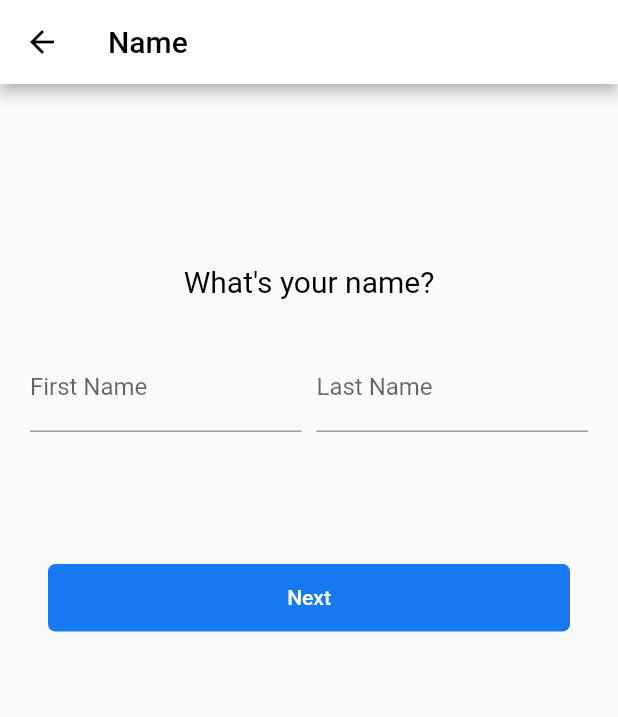
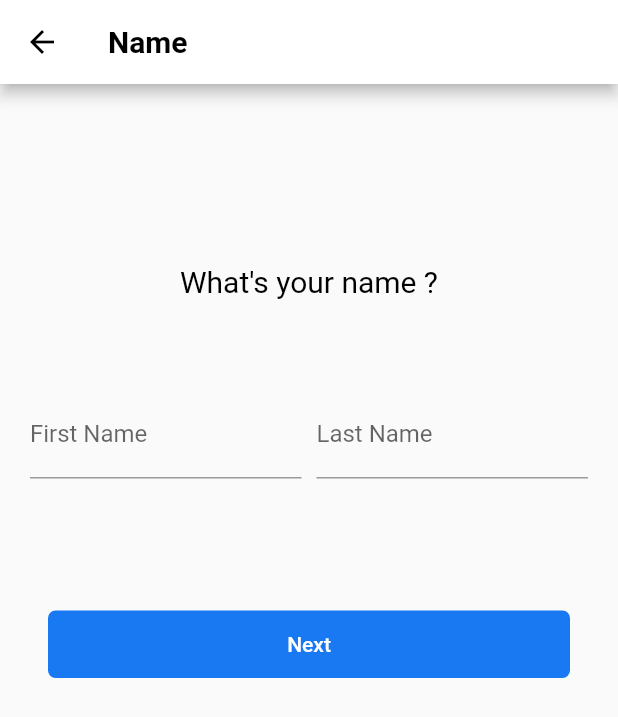
Before and after one commit to kareemgamalmahmoud/flutter-facebook-clone, a Flutter app: the SignupScreen screen opened by its route, on a phone screen of 412 x 824 dp. Shown: the top 717 px of the screen. Run offline on Flutter 3.47's test engine with Material 2 defaults, Android fonts, the phone set to English and light mode, and no system bars; missing offline and left inert: flutter_cupertino_date_picker.

Commit message:
some changes

```diff
--- a/lib/resources/colors.dart
+++ b/lib/resources/colors.dart
@@ -1,4 +1,6 @@
 import 'dart:ui';
+
+import 'package:flutter/material.dart';
 
 class AppColors{
   static final textColor = Color(0xFF66676B);
--- a/lib/resources/strings.dart
+++ b/lib/resources/strings.dart
@@ -1,6 +1,33 @@
+import 'package:flutter/material.dart';
+
 class AppStrings{
   static final login = "Log In";
+
+  static final name = "Name";
+  static final qName = "What\'s your name ?";
+  static final firstName = "First Name ";
+  static final lastName = "Last Name";
+
+  static final qBirthday = "What\'s your Birthday ?";
+
+  static final gender = "Gender";
+  static final qGender = "What\'s your Gender ?";
+  static final dGender = "you can change who sees your gender on your profile later.";
+  static final customD = "Select Custom to choose another gender, or if you\'d rather not say ";
+  static final female = "Female";
+  static final male = "Male";
+  static final custom = "Custom";
+
+  static final qEmail = "Enter your Email Address ";
+
+  static final password = "Password";
+  static final qPassword = "Choose a Password";
+  static final lPassword = "Password";
+
+
 }
+
+
 
 class AssetStrings{
   static final logo = "assets/images/logo.png";
--- /dev/null
+++ b/lib/ui/auth/date_wheele_screen.dart
@@ -0,0 +1,2 @@
+//source : https://www.syncfusion.com/ebooks/flutter-succinctly/app-ui-document-details
+//          :https://pub.dev/packages/flutter_cupertino_date_picker
--- a/lib/ui/auth/signup_screen.dart
+++ b/lib/ui/auth/signup_screen.dart
@@ -8,17 +8,22 @@ class SignupScreen extends StatefulWidget {
 }
 
 class _SignupScreenState extends State<SignupScreen> {
+
+  final _formKey = GlobalKey<FormState>();
+  bool _visible = false;
+
   @override
   Widget build(BuildContext context) {
     return Scaffold(
       appBar: AppBar(
-        title: const Text('Name', style: TextStyle(color: Colors.black)),
+        title: Text( AppStrings.name , style: TextStyle(color: Colors.black , fontWeight: FontWeight.bold)),
         backgroundColor: AppColors.white,
         iconTheme: IconThemeData(
           color: Colors.black,
         ),
       ),
-      body: Container(
+      body: Builder(
+        builder: (context) => Container(
           height: double.infinity,
           width: double.infinity,
           child: Column(
@@ -28,12 +33,24 @@ class _SignupScreenState extends State<SignupScreen> {
               SizedBox(
                 height: 120,
               ),
-            Text('What\'s your name?',
+              Text(AppStrings.qName,
                   style: TextStyle(color: Colors.black, fontSize: 20)),
               SizedBox(
-              height: 30,
+                height: 5,
               ),
-            _textField(),
+              SizedBox(
+                width: 300,
+                child: AnimatedOpacity(
+                  opacity: _visible ? 1.0 : 0.0,
+                  duration: Duration(milliseconds: 500),
+                  child: ListTile(
+                    title: Text('Please enter your first and last name ',
+                        style: TextStyle(color: Colors.red, fontSize: 12)),
+                    trailing: Icon(Icons.error , color: Colors.red,),
+                  ),
+                ),
+              ),
+              _buildTextFields(),
               SizedBox(
                 height: 80,
               ),
@@ -51,33 +68,50 @@ class _SignupScreenState extends State<SignupScreen> {
                       style: TextStyle(color: AppColors.white),
                     ),
                     onPressed: () {
-                    Navigator.pushNamed(context, "/birthdayScreen");
+
+                      !_formKey.currentState.validate() ? setState(() {
+                        _visible = !_visible;
+                      }) : Navigator.pushNamed(context, "/birthdayScreen");
                     }),
               )
             ],
           ),
         ),
+      ),
     );
   }
 
-  Widget _textField() {
-    return Row(
+  Widget _buildTextFields() {
+    return Form(
+      key: _formKey,
+      child: Row(
         mainAxisAlignment: MainAxisAlignment.center,
         children: <Widget>[
           SizedBox(width: 20),
           Flexible(
             child: TextFormField(
-            decoration: InputDecoration(labelText: 'First Name'),
+              validator: (value){
+                if(value.isEmpty){
+                  return "first name !";
+                }
+              },
+              decoration: InputDecoration(labelText: AppStrings.firstName),
             ),
           ),
           SizedBox(width: 10),
           Flexible(
             child: TextFormField(
-            decoration: InputDecoration(labelText: 'Last Name'),
+              validator: (value){
+                if(value.isEmpty){
+                  return "last name !";
+                }
+              },
+              decoration: InputDecoration(labelText: AppStrings.lastName),
             ),
           ),
           SizedBox(width: 20),
         ],
+      ),
     );
   }
 }
--- a/lib/ui/initial_screen.dart
+++ b/lib/ui/initial_screen.dart
@@ -87,7 +87,7 @@ class InitialScreen extends StatelessWidget {
     );
   }
 
-  Widget _buildButton(String st, Color background, Color textColor, Function onPressed) {
+  Widget  _buildButton(String st, Color background, Color textColor, Function onPressed) {
     return Container(
       width: double.infinity,
       height: 45,
--- a/pubspec.yaml
+++ b/pubspec.yaml
@@ -29,6 +29,11 @@ dependencies:
   # Use with the CupertinoIcons class for iOS style icons.
   cupertino_icons: ^0.1.3
   carousel_pro: ^1.0.0
+
+  flutter_cupertino_date_picker: ^1.0.26+2
+  date_format: ^1.0.9
+  flutter_datetime_picker:
+  flutter_masked_text:
 
 dev_dependencies:
   flutter_test:
```
Also changed, not shown: lib/ui/auth/birthday_screen.dart (+27 -4 lines), lib/ui/auth/email.dart (+7 -4 lines), lib/ui/auth/gender_screen.dart (+12 -7 lines), lib/ui/auth/password.dart (+6 -4 lines), pubspec.lock, 6 other files. Lines whose indentation alone changed are shown as unchanged.
